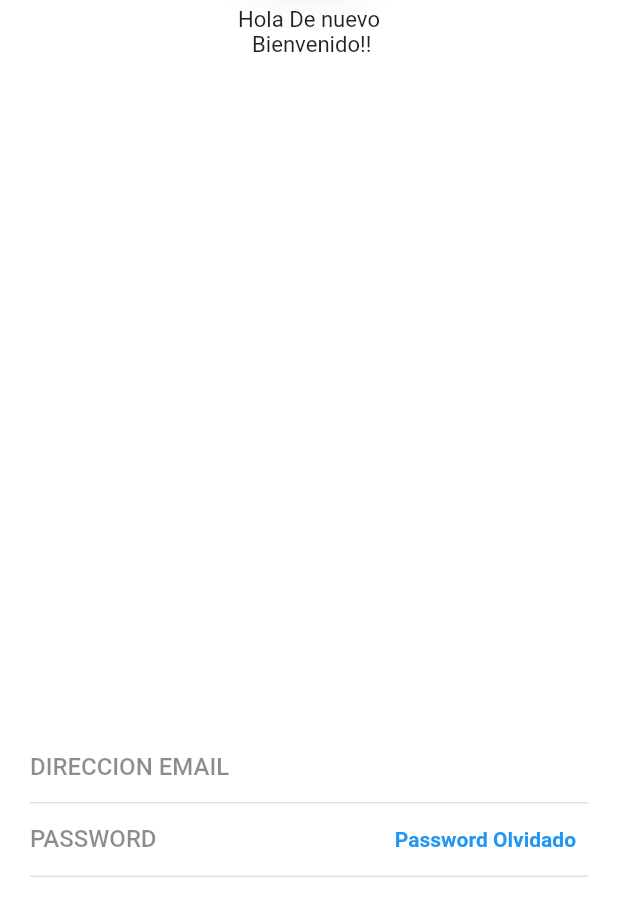
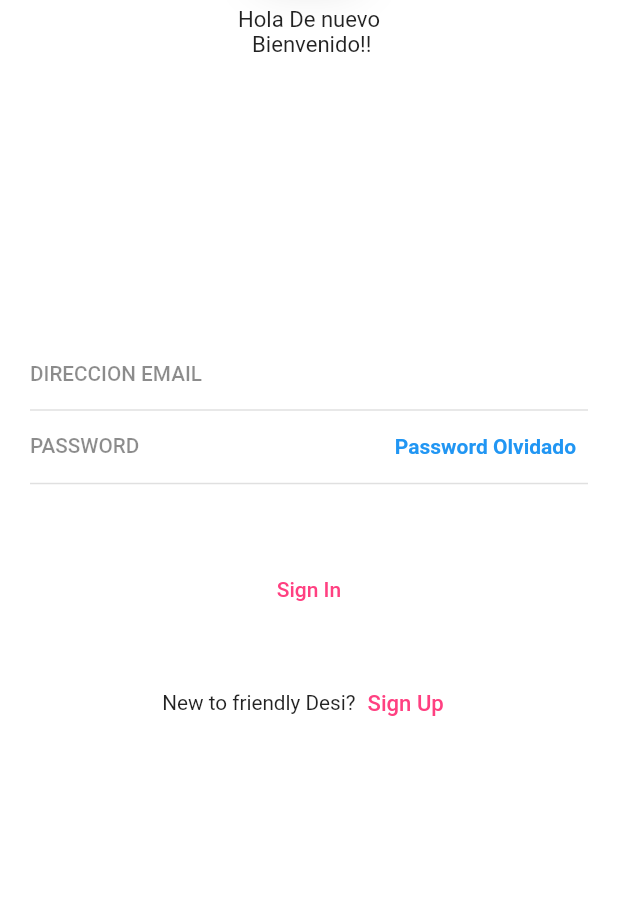
Before and after one commit to arodriguezgim/Flutter_avanzado, a Flutter app: the screen it shows after launch, on a phone screen of 412 x 824 dp, the part 314-1236 px from its top. Run offline on Flutter 3.47's test engine with Material 2 defaults, Android fonts, the phone set to English and light mode, and no system bars; our stand-ins replace flutter_svg.

Commit message:
boton login

```diff
--- a/flutter_avanzado/flutter_api_rest/lib/widgets/input_text.dart
+++ b/flutter_avanzado/flutter_api_rest/lib/widgets/input_text.dart
@@ -4,18 +4,21 @@ class InputText extends StatelessWidget {
   final String label;
   final TextInputType keyboardType;
   final bool obscureText, borderEnabled;
-  const InputText({
-    Key key,
-    this.label = '',
-    this.keyboardType = TextInputType.text,
-    this.obscureText = false,
-    this.borderEnabled = true,
-  }) : super(key: key);
+  final double fontSize;
+  const InputText(
+      {Key key,
+      this.label = '',
+      this.keyboardType = TextInputType.text,
+      this.obscureText = false,
+      this.borderEnabled = true,
+      this.fontSize = 15.0})
+      : super(key: key);
   @override
   Widget build(BuildContext context) {
     return TextFormField(
       keyboardType: this.keyboardType,
       obscureText: this.obscureText,
+      style: TextStyle(fontSize: this.fontSize),
       decoration: InputDecoration(
           contentPadding: EdgeInsets.symmetric(vertical: 5),
           enabledBorder: this.borderEnabled
--- a/flutter_avanzado/flutter_api_rest/lib/widgets/login_form.dart
+++ b/flutter_avanzado/flutter_api_rest/lib/widgets/login_form.dart
@@ -1,4 +1,5 @@
 import 'package:flutter/material.dart';
+import 'package:flutter_api_rest/utils/responsive.dart';
 import 'package:flutter_api_rest/widgets/input_text.dart';
 
 class LoginForm extends StatefulWidget {
@@ -9,6 +10,8 @@ class LoginForm extends StatefulWidget {
 class _LoginFormState extends State<LoginForm> {
   @override
   Widget build(BuildContext context) {
+    final Responsive responsive = Responsive.of(context);
+
     return Positioned(
       bottom: 30,
       left: 20,
@@ -18,6 +21,7 @@ class _LoginFormState extends State<LoginForm> {
           InputText(
             keyboardType: TextInputType.emailAddress,
             label: 'DIRECCION EMAIL',
+            fontSize: responsive.dp(1.5),
           ),
           Container(
             decoration: BoxDecoration(
@@ -29,6 +33,7 @@ class _LoginFormState extends State<LoginForm> {
                     label: 'PASSWORD',
                     obscureText: true,
                     borderEnabled: false,
+                    fontSize: responsive.dp(1.5),
                   ),
                 ),
                 TextButton(
@@ -39,7 +44,44 @@ class _LoginFormState extends State<LoginForm> {
                     ))
               ],
             ),
-          )
+          ),
+          SizedBox(
+            height: responsive.dp(5),
+          ),
+          SizedBox(
+              width: double.infinity,
+              child: TextButton(
+                style: ButtonStyle(
+                  //padding: EdgeInsets.symmetric(vertical: 15.0, horizontal: 10.0),
+                  foregroundColor:
+                      MaterialStateProperty.all<Color>(Colors.pinkAccent),
+                ),
+                onPressed: () {},
+                child: Text('Sign In'),
+              )),
+          SizedBox(
+            height: responsive.dp(3),
+          ),
+          Row(
+            mainAxisAlignment: MainAxisAlignment.center,
+            children: [
+              Text(
+                "New to friendly Desi?",
+                style: TextStyle(fontSize: responsive.dp(1.5)),
+              ),
+              TextButton(
+                onPressed: () {},
+                child: Text(
+                  'Sign Up',
+                  style: TextStyle(
+                      color: Colors.pinkAccent, fontSize: responsive.dp(1.6)),
+                ),
+              )
+            ],
+          ),
+          SizedBox(
+            height: responsive.dp(10),
+          ),
         ],
       ),
     );
```
